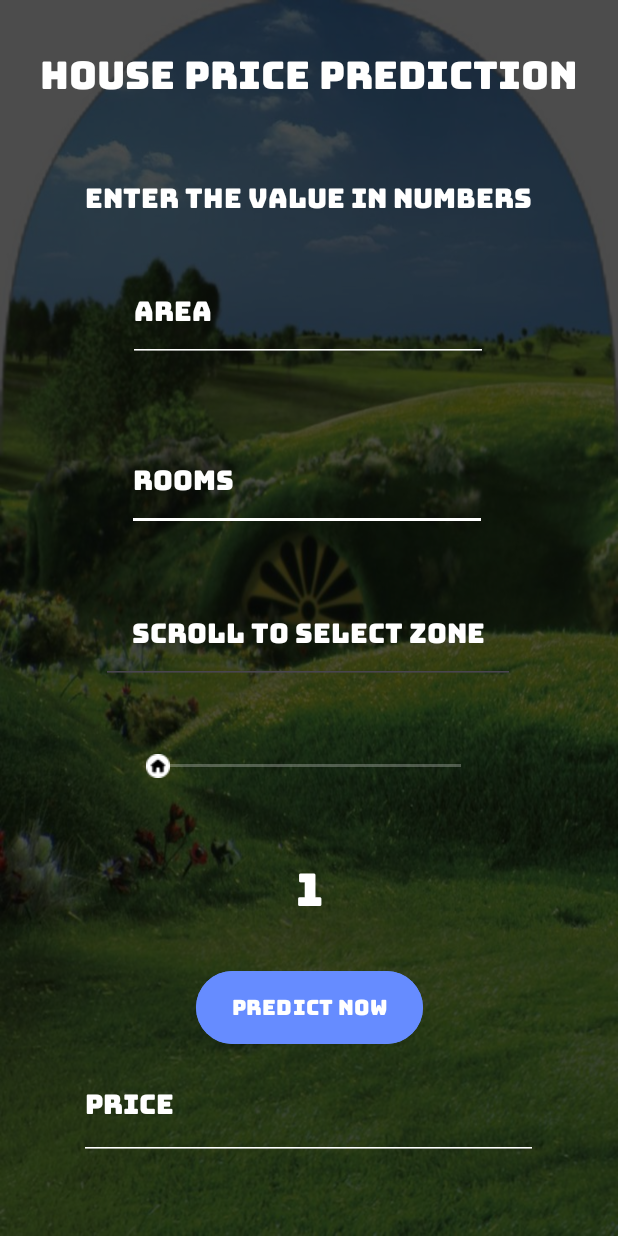
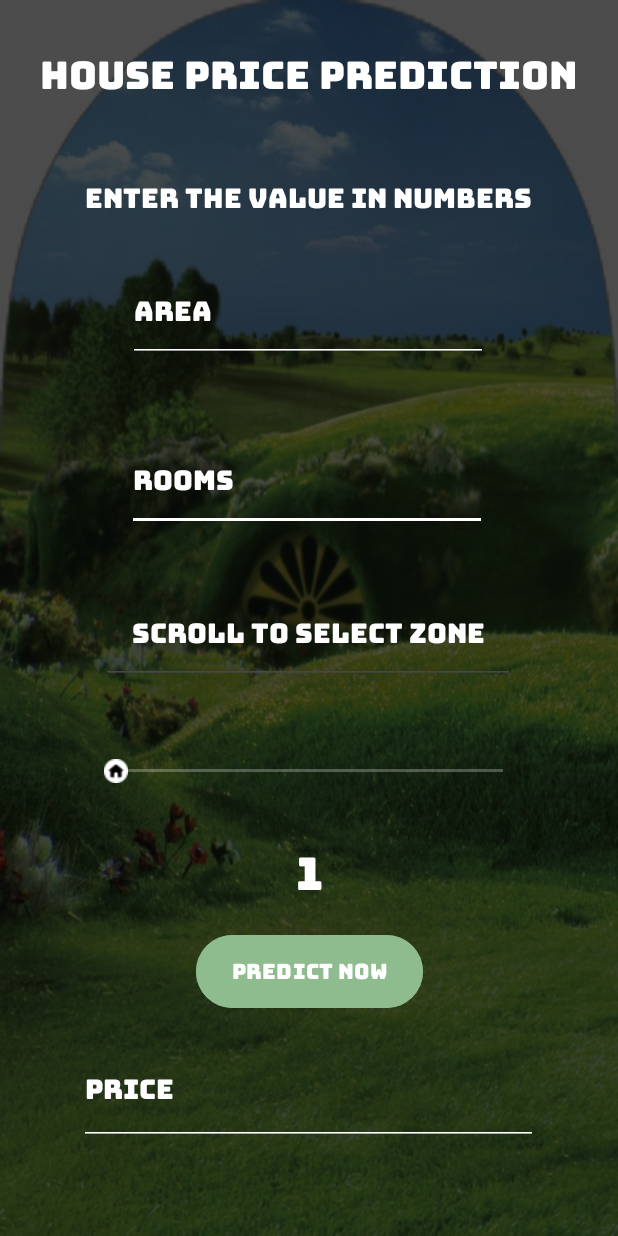
Before and after one commit to NithanB/HomePredictorOne, an Android app: the screen it shows after launch (MainActivity), on a phone screen of 412 x 824 dp. Run offline under Robolectric (Android 15) with nearby library versions, the light colour scheme and no system bars; libraries missing offline, so code that uses them is left out: ai.onnxruntime, androidx.media3.session.

Commit message:
Update layout constraints and styles in activity_main.xml
Adjusted layout constraints, margins, and bias values for better UI alignment. Updated the 'Predict Now' button's background color and margin. Increased the size of the SeekBar for improved usability.

```diff
--- a/app/src/main/res/layout/activity_main.xml
+++ b/app/src/main/res/layout/activity_main.xml
@@ -19,7 +19,7 @@
         android:textColor="@android:color/white"
         android:textSize="24sp"
         tools:layout_editor_absoluteX="0dp"
-        tools:layout_editor_absoluteY="-35dp" />
+        tools:layout_editor_absoluteY="0dp" />
 
     <TextView
         android:id="@+id/dispinput1"
@@ -102,7 +102,7 @@
         app:layout_constraintHorizontal_bias="0.495"
         app:layout_constraintStart_toStartOf="parent"
         app:layout_constraintTop_toBottomOf="@+id/predict_button"
-        app:layout_constraintVertical_bias="0.0" />
+        app:layout_constraintVertical_bias="0.186" />
 
     <TextView
         android:id="@+id/ZoneIndNum"
@@ -116,15 +116,15 @@
 
         app:layout_constraintBottom_toBottomOf="parent"
         app:layout_constraintTop_toTopOf="parent"
-        app:layout_constraintVertical_bias="0.743"
+        app:layout_constraintVertical_bias="0.729"
         tools:layout_editor_absoluteX="0dp" />
 
     <Button
         android:id="@+id/predict_button"
         android:layout_width="wrap_content"
         android:layout_height="wrap_content"
-        android:layout_marginBottom="124dp"
-        android:backgroundTint="#668cff"
+        android:layout_marginBottom="148dp"
+        android:backgroundTint="#8FBC8F"
         android:fontFamily="@font/bungeereg"
         android:text="Predict Now"
         android:textColor="@color/cardview_light_background"
@@ -134,8 +134,8 @@
 
     <SeekBar
         android:id="@+id/seekbar_zone"
-        android:layout_width="234dp"
-        android:layout_height="44dp"
+        android:layout_width="290dp"
+        android:layout_height="53dp"
         android:layout_marginTop="84dp"
         android:max="3"
         android:min="1"
```
